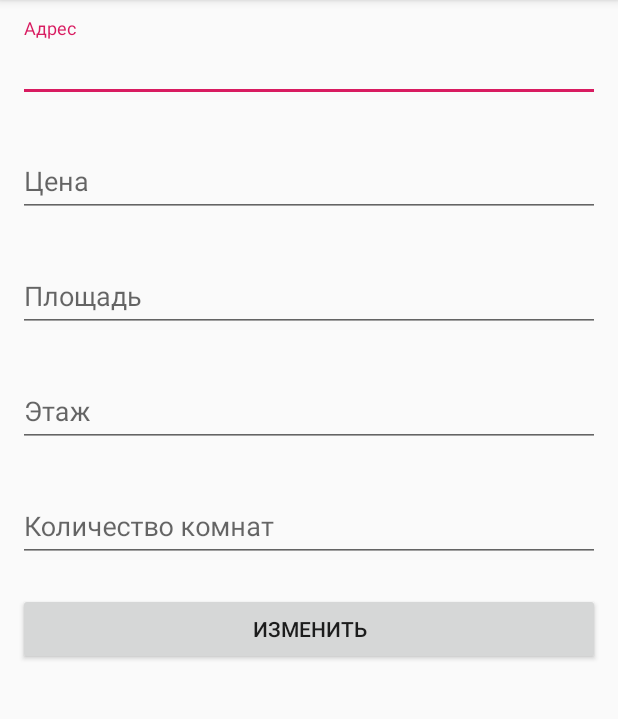
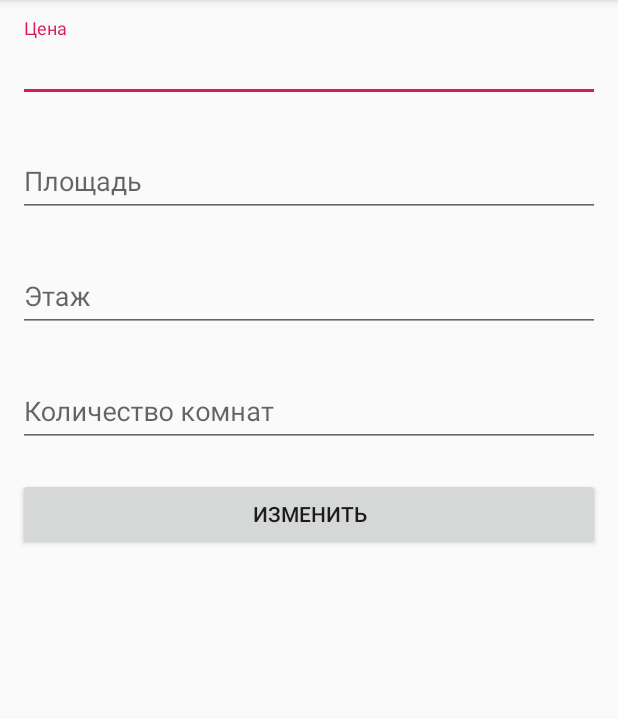
Before and after one commit to foxylivis/myapp, an Android app: the FlatEditActivity screen opened directly, with no data from a screen before it, after a tap on "ИЗМЕНИТЬ", on a phone screen of 412 x 824 dp, the part 84-803 px from its top. Run offline under Robolectric (Android 15) with nearby library versions, the phone set to English and light mode, and no system bars; libraries missing offline, so code that uses them is left out: io.objectbox, io.objectbox.kotlin; 3 statements that could not run were skipped.

Commit message:
добавление заголовков удаление возможности редактировать адрес, по тз

```diff
--- a/app/src/main/java/com/example/myapp/FlatAddActivity.kt
+++ b/app/src/main/java/com/example/myapp/FlatAddActivity.kt
@@ -50,6 +50,8 @@ class FlatAddActivity : AppCompatActivity() {
         textInputArea = findViewById(R.id.text_input_area)
         textInputFloor = findViewById(R.id.text_input_floor)
         textInputRoom = findViewById(R.id.text_input_room)
+
+        this.title = getString(R.string.title_add_flat)
     }
 
     private fun showMessage(mess: String) {
--- a/app/src/main/java/com/example/myapp/FlatEditActivity.kt
+++ b/app/src/main/java/com/example/myapp/FlatEditActivity.kt
@@ -14,7 +14,6 @@ import io.objectbox.kotlin.boxFor
 class FlatEditActivity : AppCompatActivity() {
 
     private lateinit var addFlatButton: Button
-    private lateinit var textInputStreet: TextInputLayout
     private lateinit var textInputPrice: TextInputLayout
     private lateinit var textInputArea: TextInputLayout
     private lateinit var textInputRoom: TextInputLayout
@@ -45,7 +44,6 @@ class FlatEditActivity : AppCompatActivity() {
     private fun setUpViews() {
 
         addFlatButton = findViewById(R.id.buttonEdit)
-        textInputStreet = findViewById(R.id.text_input_street)
         textInputPrice = findViewById(R.id.text_input_price)
         textInputArea = findViewById(R.id.text_input_area)
         textInputFloor = findViewById(R.id.text_input_floor)
@@ -55,9 +53,6 @@ class FlatEditActivity : AppCompatActivity() {
         if (extras != null) {
             idFlat = extras.getLong("idFlat")
 
-            val streetFlat = flatBox.query().equal(Flat_.id, idFlat).build()
-                    .property(Flat_.street)
-                    .findString()
             val priceFlat = flatBox.query().equal(Flat_.id, idFlat).build()
                     .property(Flat_.price)
                     .findDouble()
@@ -71,11 +66,12 @@ class FlatEditActivity : AppCompatActivity() {
                     .property(Flat_.room)
                     .findInt()
 
-            textInputStreet.editText!!.setText(streetFlat.toString())
             textInputPrice.editText!!.setText(priceFlat.toString())
             textInputArea.editText!!.setText(areaFlat.toString())
             textInputFloor.editText!!.setText(floorFlat.toString())
             textInputRoom.editText!!.setText(roomFlat.toString())
+
+            this.title = getString(R.string.title_edit_flat)
         }
 
     }
@@ -87,13 +83,15 @@ class FlatEditActivity : AppCompatActivity() {
 
     private fun editFlat() {
         try {
-            val streetText = textInputStreet.editText!!.text.toString().trim()
+            val streetFlat = flatBox.query().equal(Flat_.id, idFlat).build()
+                    .property(Flat_.street)
+                    .findString()
             val priceDouble = textInputPrice.editText!!.text.toString().trim().toDouble()
             val areaDouble = textInputArea.editText!!.text.toString().trim().toDouble()
             val floorInt = textInputFloor.editText!!.text.toString().trim().toInt()
             val roomInt = textInputRoom.editText!!.text.toString().trim().toInt()
 
-            val flat = Flat(id = idFlat, street = streetText, price = priceDouble, area = areaDouble, floor = floorInt, room = roomInt)
+            val flat = Flat(id = idFlat, street = streetFlat, price = priceDouble, area = areaDouble, floor = floorInt, room = roomInt)
 
             flatBox.put(flat)
 
--- a/app/src/main/java/com/example/myapp/FlatViewActivity.kt
+++ b/app/src/main/java/com/example/myapp/FlatViewActivity.kt
@@ -74,6 +74,7 @@ class FlatViewActivity : AppCompatActivity() {
 
             val costFlat = priceFlat / areaFlat
             flatArr.add(FlatItem(getString(R.string.string_cost),   getString(R.string.rub, costFlat)))
+
         }
     }
 
@@ -85,6 +86,8 @@ class FlatViewActivity : AppCompatActivity() {
         listView = findViewById<ListView>(R.id.listViewFlat).apply {
             adapter = flatViewAdapter
         }
+
+        this.title = getString(R.string.title_view_flat)
     }
 
     private fun loadUser() {
--- a/app/src/main/res/layout/activity_edit_flat.xml
+++ b/app/src/main/res/layout/activity_edit_flat.xml
@@ -5,20 +5,6 @@
     android:orientation="vertical"
     android:padding="@dimen/padding">
 
-
-    <android.support.design.widget.TextInputLayout
-        android:id="@+id/text_input_street"
-        android:layout_width="match_parent"
-        android:layout_height="wrap_content"
-        app:errorEnabled="true">
-
-        <android.support.design.widget.TextInputEditText
-            android:layout_width="match_parent"
-            android:layout_height="wrap_content"
-            android:hint="@string/address"
-            android:inputType="text" />
-
-    </android.support.design.widget.TextInputLayout>
 
     <android.support.design.widget.TextInputLayout
         android:id="@+id/text_input_price"
--- a/app/src/main/res/values/strings.xml
+++ b/app/src/main/res/values/strings.xml
@@ -41,5 +41,9 @@
     <string name="string_cost">Цена за кв. м.</string>
     <string name="mess_err">Введите правильные значения</string>
 
+    <string name="title_view_flat">Просмотр</string>
+    <string name="title_add_flat">Добавление</string>
+    <string name="title_edit_flat">Редактирование</string>
+
 
 </resources>
```
Also changed, not shown: app/src/main/res/layout/item.xml (+6 -6 lines).
